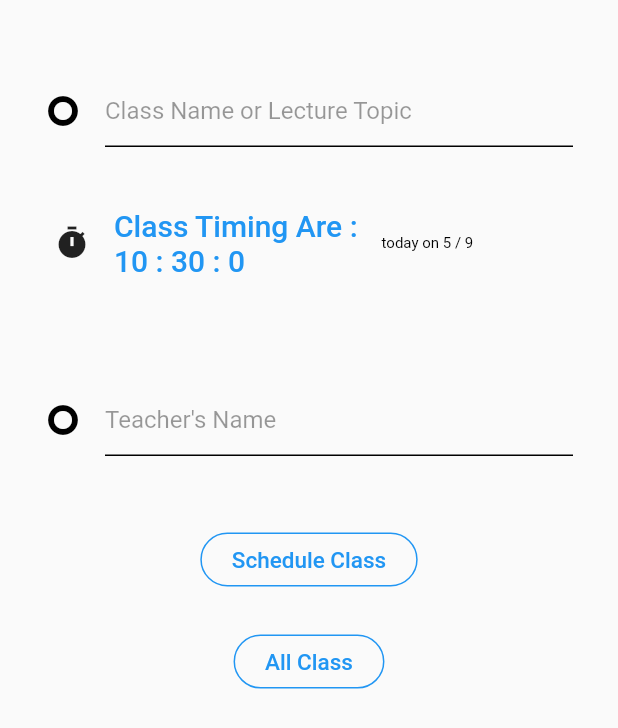
After one commit to guptaprakhariitr/Wings_Flutter_App, a Flutter app: the TeacherHome screen opened directly, after a tap on "Schedule Class", on a phone screen of 412 x 824 dp. The commit adds this screen. Shown: the top 728 px of the screen. Run offline on Flutter 3.47's test engine with Material 2 defaults, Android fonts, the phone set to English and light mode, and no system bars; our stand-ins replace cloud_firestore, email_validator, firebase_auth, flutter_datetime_picker, flutter_screenutil, flutter_svg and 2 more; accounts and stored records are empty.

Commit message:
Teacher side Homepage set able to schedule class

```diff
--- /dev/null
+++ b/lib/Allclass/allclass.dart
@@ -0,0 +1,12 @@
+import 'package:flutter/material.dart';
+
+
+class AllClassTeacher extends StatelessWidget {
+  // This widget is the root of your application.
+  @override
+  Widget build(BuildContext context) {
+    return Scaffold(
+
+    );
+  }
+}
--- /dev/null
+++ b/lib/calling.dart
@@ -0,0 +1,13 @@
+
+import 'package:flutter/cupertino.dart';
+import 'package:flutter/material.dart';
+
+class Calling extends StatelessWidget{
+  @override
+  Widget build(BuildContext context) {
+    // TODO: implement build
+    return Scaffold(
+
+    );
+  }
+}
--- /dev/null
+++ b/lib/homepage/student.dart
@@ -0,0 +1,13 @@
+
+import 'package:flutter/cupertino.dart';
+import 'package:flutter/material.dart';
+
+class StudentHome extends StatelessWidget{
+  @override
+  Widget build(BuildContext context) {
+    // TODO: implement build
+    return Scaffold(
+
+    );
+  }
+}
--- /dev/null
+++ b/lib/homepage/teacher.dart
@@ -0,0 +1,191 @@
+
+
+import 'package:flutter/cupertino.dart';
+import 'package:flutter/material.dart';
+import 'package:flutter/painting.dart';
+import 'package:google_fonts/google_fonts.dart';
+import 'package:flutter_screenutil/flutter_screenutil.dart';
+import 'package:flutter_datetime_picker/flutter_datetime_picker.dart';
+import 'package:cloud_firestore/cloud_firestore.dart';
+import 'package:firebase_auth/firebase_auth.dart';
+import 'package:wingsteam/signup/auth.dart';
+class TeacherHome extends StatefulWidget{
+  @override
+  _TeacherHomeState createState() => _TeacherHomeState();
+}
+
+class _TeacherHomeState extends State<TeacherHome> {
+  String _heading='Class';
+ String _teacher='Teacher';
+  DateTime dateTime = DateTime.now();
+  Auth auth = new Auth();
+  final firestoreInstance = Firestore.instance;
+  void setProfile() async{
+    Future<FirebaseUser> firebaseUser= auth.getCurrentUser();
+    await firebaseUser.then((value) {
+
+      Timestamp myTimeStamp = Timestamp.fromDate(dateTime);
+      firestoreInstance.collection("class").document("class").collection(value.email).add(
+          {
+            "time" : myTimeStamp,
+            "role" : _heading,
+            "teacher":_teacher
+          }).then((value){
+            setState(() {
+            });
+      });
+    });
+  }
+  @override
+  Widget build(BuildContext context) {
+    ScreenUtil.init(context, width: 410, height: 703, allowFontScaling: true);
+    // TODO: implement build
+    return Scaffold(
+    body:  Column(
+      children: <Widget>[
+        showHeadinglInput("Class Name or Lecture Topic",0),
+           Padding(
+             padding: EdgeInsets.fromLTRB(16, 40, 0, 20),
+             child: Row(
+               children: <Widget>[
+                 SizedBox(width: 20,height: 20,),
+                 Icon(Icons.timer),
+                 FlatButton(
+                    onPressed: () {
+                      DatePicker.showTimePicker(context, showTitleActions: true, onChanged: (date) {
+                        print('change $date in time zone ' + date.timeZoneOffset.inHours.toString());
+                      }, onConfirm: (date) {
+                        dateTime = date;
+                        setState(() {
+                        });
+                      }, currentTime: DateTime.now());
+                    },
+                    child: Text(
+                      'Class Timing Are :\n'+dateTime.hour.toString()+" : " + dateTime.minute.toString()+" : "+dateTime.second.toString(),
+                      style: TextStyle(color: Colors.blue,fontSize: 20),
+
+                    )),
+                  Text(
+               'today on '+dateTime.day.toString()+" / " + dateTime.month.toString(),
+               style: TextStyle(color: Colors.black,fontSize: 10)),
+               ],
+             ),
+           ),
+        showHeadinglInput("Teacher's Name", 1),
+        showSetCall(),
+        allgo(),
+      ],
+    ),
+    );
+  }
+  Widget showSetCall() {
+    return new Container(
+        margin: EdgeInsets.only(left: 120,
+            right: 120,
+            top: 45,
+            bottom: ScreenUtil().setWidth(10)),
+        child: SizedBox(
+          //height: 45.0,
+            child: new FlatButton(
+              onPressed: () {
+                setProfile();
+              },
+              shape: new RoundedRectangleBorder(
+                side: BorderSide(
+                    color: Colors.blue,
+                    style: BorderStyle.solid,
+                    width: 1
+                ),
+                borderRadius: new BorderRadius.circular(30.0),
+              ),
+              child: Container(
+                padding: EdgeInsets.fromLTRB(5,
+                  9,
+                  5,
+                  8,),
+                child: new Text('Schedule Class',
+                  style: GoogleFonts.roboto(
+                    textStyle: TextStyle(
+                        fontSize: 15,
+                        fontWeight: FontWeight.w500,
+                        color: Colors.blue),),
+                  //  onPressed: validateAndSubmit,
+                ),
+              ),
+            )));
+  }
+  Widget allgo() {
+    return new Container(
+        margin: EdgeInsets.only(left: 120,
+            right: 120,
+            top: 10,
+            bottom: 10),
+        child: SizedBox(
+          //height: 45.0,
+            child: new FlatButton(
+              onPressed: () {
+                Navigator.pushNamed(context, "allclassTeacher");
+              },
+              shape: new RoundedRectangleBorder(
+                side: BorderSide(
+                    color: Colors.blue,
+                    style: BorderStyle.solid,
+                    width: 1
+                ),
+                borderRadius: new BorderRadius.circular(30.0),
+              ),
+              child: Container(
+                padding: EdgeInsets.fromLTRB(5,
+                  9,
+                  5,
+                  8,),
+                child: new Text('All Class',
+                  style: GoogleFonts.roboto(
+                    textStyle: TextStyle(
+                        fontSize: 15,
+                        fontWeight: FontWeight.w500,
+                        color: Colors.blue),),
+                  //  onPressed: validateAndSubmit,
+                ),
+              ),
+            )));
+  }
+  Widget showHeadinglInput(String topic,int set) {
+    return Padding(
+      padding: const EdgeInsets.fromLTRB(30.0, 50.0, 30.0, 0.0),
+      child: new TextFormField(
+        cursorColor: Colors.black,
+        style: TextStyle(
+          color: Colors.black,
+        ),
+        onChanged: (text) {
+          if(set==0)
+          {_heading = text;}
+          else if(set==1){
+            _teacher = text;
+          }
+        },
+        maxLines: 1,
+        keyboardType: TextInputType.multiline,
+        autofocus: false,
+        decoration: new InputDecoration(
+          hintText: topic,
+          hintStyle:  GoogleFonts.roboto(
+              textStyle: TextStyle(
+                fontSize: 16,
+                color: Color.fromRGBO(0, 0, 0, 0.4),)),
+          icon: new Icon(
+            Icons.trip_origin,
+            color: Colors.black,
+          ),
+          enabledBorder: UnderlineInputBorder(
+            borderSide: BorderSide(color: Colors.black),),
+          focusedBorder: UnderlineInputBorder(
+            borderSide: BorderSide(color: Colors.black),
+          ),),
+        validator: (value) => value.isEmpty ? "Empty Topic!!!!" : null,
+        onSaved: (value) => _heading = value.trim(),
+      ),
+    );
+  }
+}
--- a/lib/main.dart
+++ b/lib/main.dart
@@ -4,6 +4,7 @@ import 'package:wingsteam/signup/login.dart';
 import 'package:wingsteam/signup/teacher.dart';
 import 'signup/root_page.dart';
 import 'signup/auth.dart';
+import 'Allclass/allclass.dart';
 void main() {
   runApp(MyApp());
 }
@@ -21,6 +22,7 @@ class MyApp extends StatelessWidget {
       routes: <String, WidgetBuilder> {
         '/home': (BuildContext context) => new Home(),
         '/' : (BuildContext context) => new RootPage(auth: Auth()),
+        'allclassTeacher' :(BuildContext context) => new AllClassTeacher(),
       },
     );
   }
--- a/pubspec.yaml
+++ b/pubspec.yaml
@@ -31,7 +31,9 @@ dependencies:
   flutter_screenutil: ^1.0.2
   email_validator: ^1.0.4
   flutter_svg: ^0.17.4
+  flutter_datetime_picker: ^1.4.0
   fluttertoast: ^3.1.3
+  flutter_twilio_voice: ^0.0.4
   flutter:
     sdk: flutter
 
```
Also changed, not shown: lib/home.dart (+50 -2 lines), pubspec.lock.
